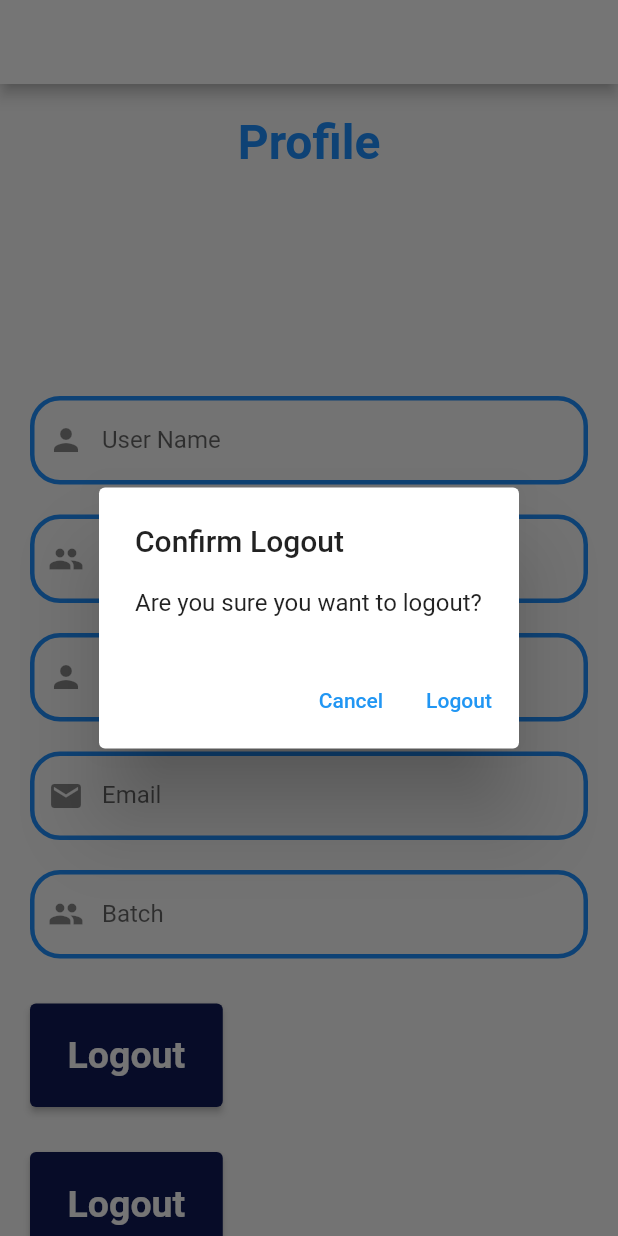
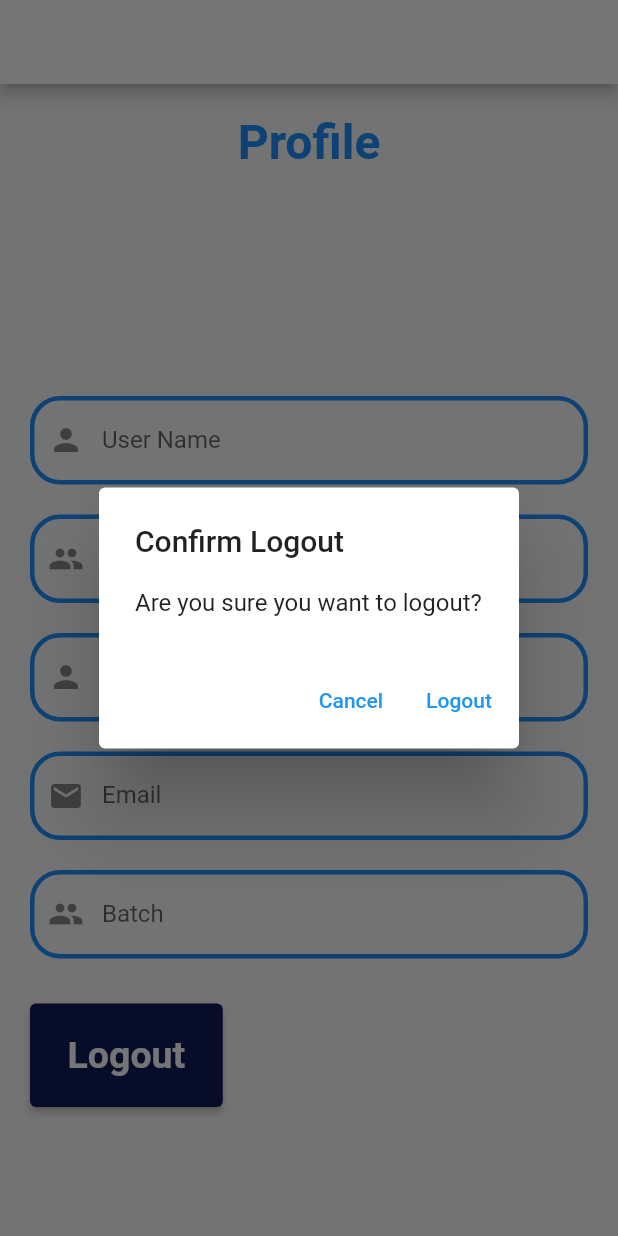
Before and after one commit to Yasodkai11/MAD, a Flutter app: the UserProfile screen opened directly, after a tap on "Logout", on a phone screen of 412 x 824 dp. Run offline on Flutter 3.47's test engine with Material 2 defaults, Android fonts, the phone set to English and light mode, and no system bars; our stand-ins replace carousel_slider, cloud_firestore, firebase_auth, firebase_core, flutter_svg, hooks_riverpod and 1 more; missing offline and left inert: flutter_auth; accounts and stored records are empty.

Commit message:
profile update

```diff
--- a/unity_world/lib/pages/Profile/user_profile.dart
+++ b/unity_world/lib/pages/Profile/user_profile.dart
@@ -17,7 +17,7 @@ class UserProfile extends StatelessWidget {
      Future<void> _showLogoutConfirmationDialog(BuildContext context) async {
       return showDialog<void>(
         context: context,
-        barrierDismissible: false, // user must tap button!
+        barrierDismissible: false,
         builder: (BuildContext context) {
           return AlertDialog(
             title: const Text('Confirm Logout'),
@@ -34,17 +34,15 @@ actions: <Widget>[
               TextButton(
                 child: const Text('Cancel'),
                 onPressed: () {
-                  Navigator.of(context).pop(); // Close the dialog
+                  Navigator.of(context).pop();
                 },
               ),
 
               TextButton(
                 child: const Text('Logout'),
                 onPressed: () {
-                  // Add your logout logic here
-                  // For example, you can clear user credentials and navigate to the login page
-                  // Navigator.of(context).pushReplacement(MaterialPageRoute(builder: (context) => LoginPage()));
-                  Navigator.of(context).pop(); // Close the dialog
+
+                  Navigator.of(context).pop();
                 },
               ),
             ],
@@ -100,7 +98,7 @@ actions: <Widget>[
 
 
 
-             // Add profile fields and the logout button here
+
             TextField(
               controller: username,
               decoration: InputDecoration(
@@ -180,7 +178,7 @@ actions: <Widget>[
             ElevatedButton(
               onPressed: () {
                 _showLogoutConfirmationDialog(
-                    context); // Show the logout confirmation dialog
+                    context);
               },
               child: const Text('Logout'),
               style: ElevatedButton.styleFrom(
@@ -202,22 +200,7 @@ actions: <Widget>[
             ),
 
 
-            ElevatedButton(
-              onPressed: () {
-                _showLogoutConfirmationDialog(
-                    context); // Show the logout confirmation dialog
-              },
-              child: const Text('Logout'),
-              style: ElevatedButton.styleFrom(
-                primary: Color.fromARGB(255, 15, 26, 88),
-                padding: const EdgeInsets.symmetric(
-                    horizontal: 25.0, vertical: 20.0),
-                textStyle: TextStyle(
-                  fontSize: 25,
-                  fontWeight: FontWeight.bold,
-                ),
-              ),
-            ),
+
           ],
         ),
       ),
```
